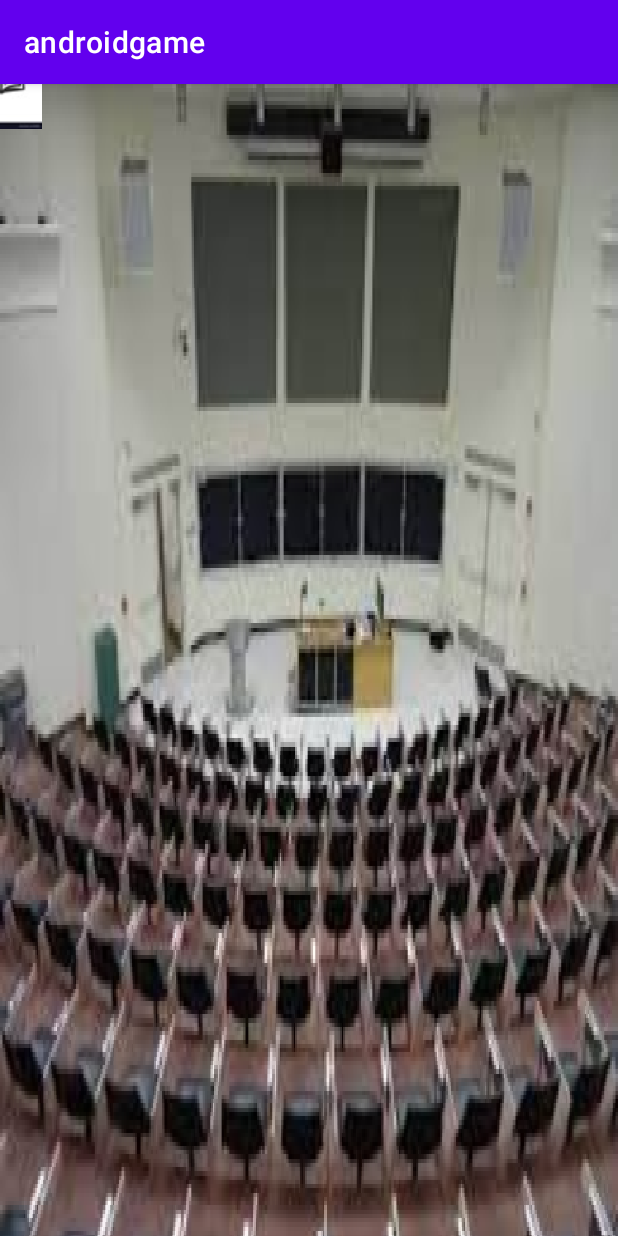
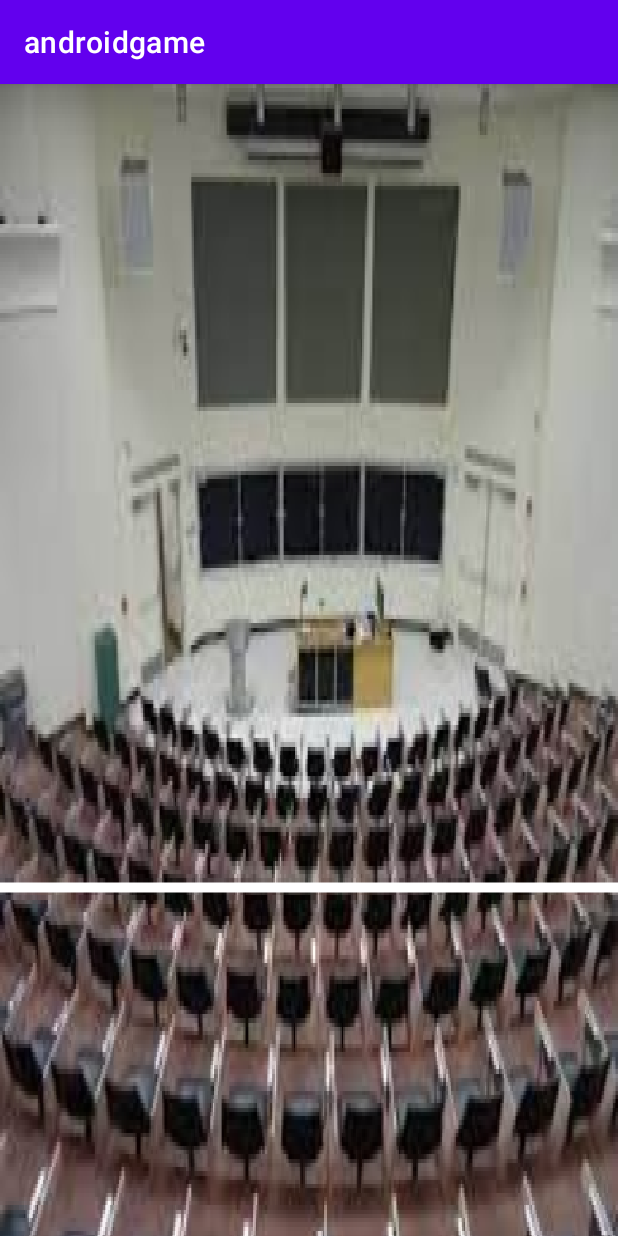
Before and after one commit to mertdgnyy/androidgame, an Android app: the GameStart screen opened directly, with no data from a screen before it, on a phone screen of 412 x 824 dp. Run offline under Robolectric (Android 15) with nearby library versions, the phone set to English and light mode, and no system bars.

Commit message:
Game over screen implemented with a new clase named GameOver that consists of game score and replay button if user wants to play the game again, a new line added users to limit their shooting area, a few bugs about bitmap collapsions were fixed. new styles added to the themes.xml folder for making the gameover screen functional like making it FullScreen etc. New task will be changing the gif, background, and button images for making game visually better that will take some time

```diff
--- a/app/src/main/AndroidManifest.xml
+++ b/app/src/main/AndroidManifest.xml
@@ -23,6 +23,11 @@
             android:exported="true">
 
         </activity>
+        <activity
+            android:name=".GameOver"
+            >
+
+        </activity>
     </application>
 
 </manifest>
--- a/app/src/main/java/com/example/androidgame/GameScreen.java
+++ b/app/src/main/java/com/example/androidgame/GameScreen.java
@@ -2,9 +2,12 @@
 
 import android.app.Activity;
 import android.content.Context;
+import android.content.Intent;
 import android.graphics.Bitmap;
 import android.graphics.BitmapFactory;
 import android.graphics.Canvas;
+import android.graphics.Color;
+import android.graphics.Paint;
 import android.graphics.Point;
 import android.graphics.Rect;
 
@@ -35,6 +38,8 @@
     int health = 5;
     int score = 0;
     boolean gameIs = true;
+    Context context;
+    Paint line;
 
     public GameScreen(Context context) {
         super(context);
@@ -68,7 +73,10 @@
         book = BitmapFactory.decodeResource(getResources(),R.drawable.book);
         aimer = BitmapFactory.decodeResource(getResources(),R.drawable.aim);
 
-
+        this.context = context;
+        line = new Paint();
+        line.setColor(Color.WHITE);
+        line.setStrokeWidth(10);
     }
 
     @Override
@@ -76,6 +84,10 @@
         super.onDraw(canvas);
         if(health == 0){
             gameIs = false;
+            Intent intent = new Intent(context,GameOver.class);
+            intent.putExtra("score", score);
+            context.startActivity(intent);
+            ((Activity)context).finish();
         }
         canvas.drawBitmap(bitmap_background,null,rectangle,null);
         for(int x=0; x < prof.size(); x++) { // prof.get(x) simply refers for the index in the for loop.
@@ -110,7 +122,7 @@
         }
 
         // When user started to drag the aimer on screen, draw aimer bitmap.
-        if(dragx > 0){
+        if(touchx > 0 && touchy > dy * 0.65f){
             canvas.drawBitmap(aimer,dragx-aimer.getWidth()/2,dragy-aimer.getHeight()/2,null );
         }
 
@@ -118,8 +130,9 @@
         //In this case, I took the abs of the values since the value can be negative or positive.
         // Because if user drags from left side to right side it will definitely a positive value.
         // But if drags from right to left it will be negative, so I take the abs of it.
-        if(Math.abs(dragy - touchy) > 0 || Math.abs(dragx - touchx) > 0 ){
-            canvas.drawBitmap(aimer,touchx-aimer.getWidth()/2,touchy-aimer.getHeight()/2,null );
+        // Also after resetting aimer bitmap my dragy was always 0, so to fix the condition I added 3rd one because of action_down event
+        if((Math.abs(dragy - touchy) > 0 || Math.abs(dragx - touchx) > 0) && dragy > 0 && dragy > dy * 0.65f ){
+            canvas.drawBitmap(aimer,dragx-aimer.getWidth()/2,dragy-aimer.getHeight()/2,null );
         }
 
 
@@ -127,7 +140,7 @@
         // Simply, if the bookposition is greater than a value that I determined
         // I increment tempPositions with the book positions that enables me
         // to move the aimer bitmap in a correct forward path.
-        if(Math.abs(bookPositionx) > 2 || Math.abs(bookPositiony) < 2){
+        if((Math.abs(bookPositionx) > 11 || Math.abs(bookPositiony) < 11) && touchy > dy * 0.65f && dragy > dy * 0.65f ){
             bookx = dragx - book.getWidth()/2 - tempPositionx;
             booky = dragy - book.getHeight()/2 - tempPositiony;
             canvas.drawBitmap(book,bookx,booky,null);
@@ -137,7 +150,8 @@
         }
 
         if(gameIs == true){
-        handler.postDelayed(runnable,update); }
+            canvas.drawLine(0,dy * 0.65f,dx  ,dy *0.65f,line);
+            handler.postDelayed(runnable,update); }
 
     }
 
@@ -156,11 +170,11 @@
 
                 break;
             case MotionEvent.ACTION_DOWN: //touch
-                touchy = event.getY();
-                touchx = event.getX();
 
                 // Each time when user interacts with the aim button I reset the variables to the 0 in order to produce new bitmaps.
                 dragx = dragy = tempPositionx = tempPositiony = bookPositiony = bookPositionx = 0;
+                touchy = event.getY();
+                touchx = event.getX();
                 break;
             case MotionEvent.ACTION_MOVE: //drag
                 dragx = event.getX();
--- a/app/src/main/java/com/example/androidgame/Images.java
+++ b/app/src/main/java/com/example/androidgame/Images.java
@@ -37,7 +37,7 @@
 
     public void positionReset(){
 
-        gifx = GameScreen.dx + number.nextInt(600);
+        gifx = GameScreen.dx + number.nextInt(500);
         gify = number.nextInt(400);
         speed = 10 + number.nextInt(5);
     }
--- a/app/src/main/res/values/themes.xml
+++ b/app/src/main/res/values/themes.xml
@@ -12,5 +12,11 @@
         <!-- Status bar color. -->
         <item name="android:statusBarColor" tools:targetApi="l">?attr/colorPrimaryVariant</item>
         <!-- Customize your theme here. -->
+        <item name = "android:windowFullscreen" > true </item>
+        <item name = "android:windowContentOverlay" > @null </item>
+        <item name = "android:windowActionBar" > true </item>
+        <item name = "android:windowNoTitle" > true </item>
     </style>
+
+
 </resources>
```
Also changed, not shown: app/src/main/java/com/example/androidgame/GameOver.java (added, +30 -0 lines), app/src/main/res/layout/gameover_screen.xml (added, +35 -0 lines).
